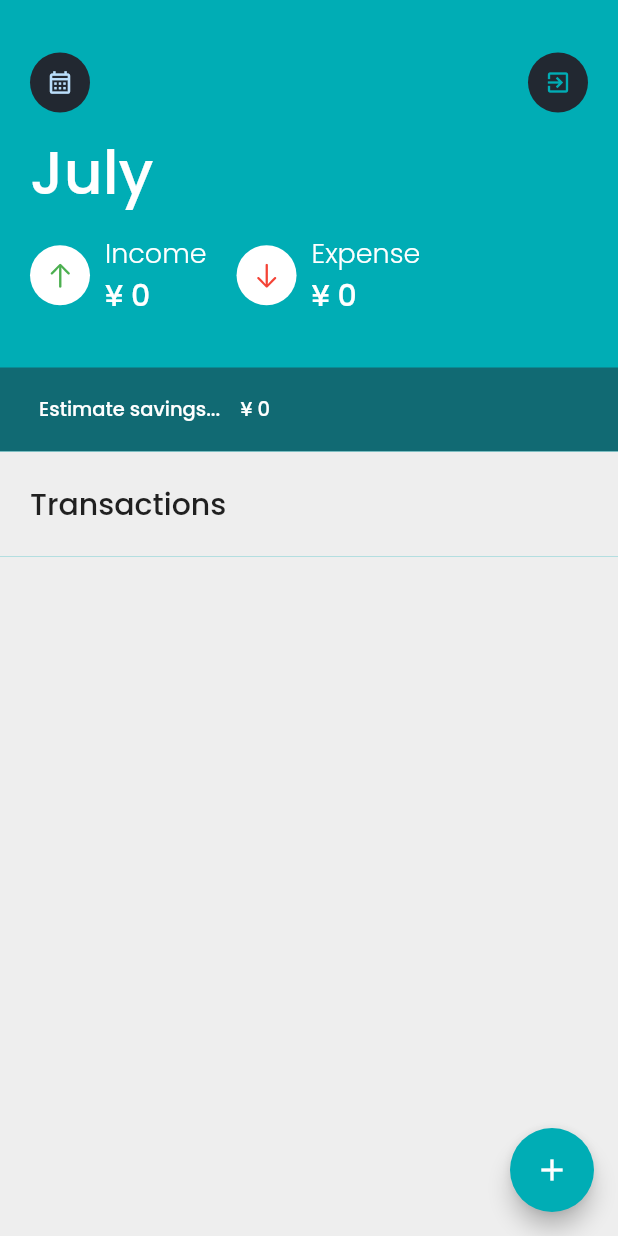
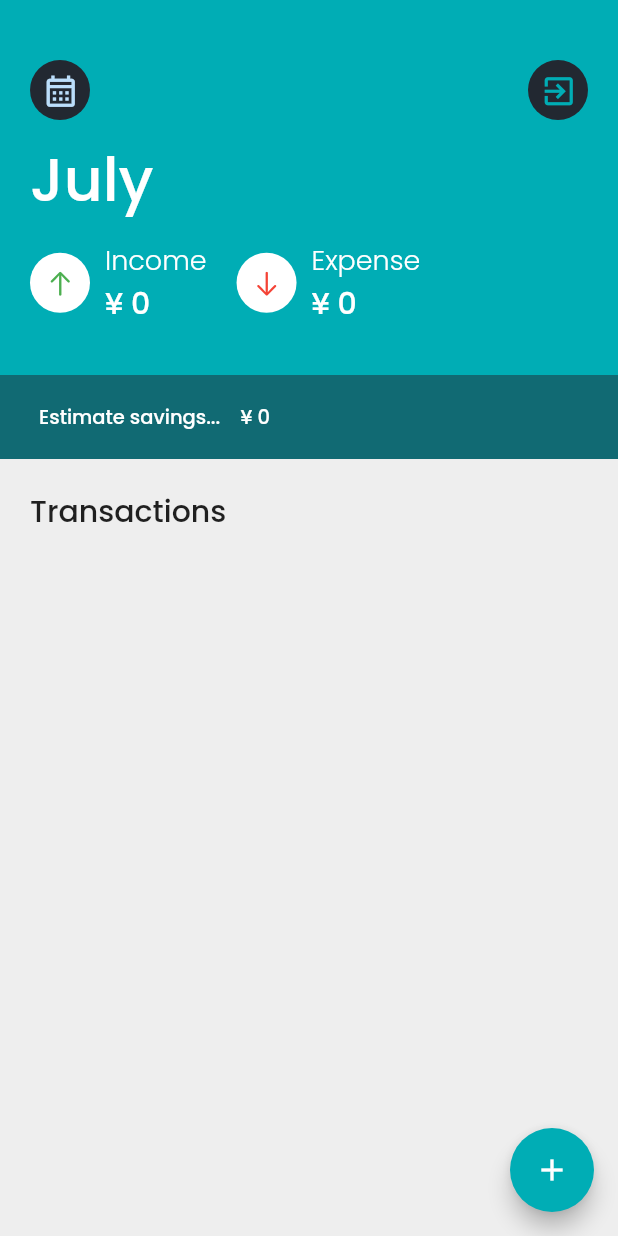
Before and after one commit to AungMyoMin196/expense-tracker, a Flutter app: the screen it shows once a user with an empty profile is signed in, on a phone screen of 412 x 824 dp. Run offline on Flutter 3.47's test engine with Material 2 defaults, Android fonts, the phone set to English and light mode, and no system bars; drawn by our look-alikes of flip_card; our stand-ins replace bloc, cloud_firestore, equatable, firebase_auth, firebase_core, firebase_crashlytics and 6 more; accounts and stored records are empty; network calls fail.

Commit message:
prepare for release

```diff
--- a/lib/app/ui/screens/pages/home_page.dart
+++ b/lib/app/ui/screens/pages/home_page.dart
@@ -102,7 +102,7 @@ class _HomePageState extends State<HomePage> {
             children: <Widget>[
               Container(
                 padding:
-                    const EdgeInsets.only(top: 35.0, left: 20.0, right: 20.0),
+                    const EdgeInsets.only(top: 40.0, left: 20.0, right: 20.0),
                 child: Column(
                   crossAxisAlignment: CrossAxisAlignment.start,
                   children: <Widget>[
@@ -116,7 +116,7 @@ class _HomePageState extends State<HomePage> {
                             onPressed: _selectDate,
                             icon: const Icon(
                               Icons.calendar_month_outlined,
-                              size: 18.0,
+                              size: 25.0,
                             ),
                           ),
                         ),
@@ -132,7 +132,7 @@ class _HomePageState extends State<HomePage> {
                             icon: const Icon(
                               Icons.exit_to_app_outlined,
                               color: AppTheme.primaryColor,
-                              size: 18.0,
+                              size: 25.0,
                             ),
                           ),
                         ),
--- a/lib/app/ui/widgets/features/flip_card_view.dart
+++ b/lib/app/ui/widgets/features/flip_card_view.dart
@@ -53,14 +53,14 @@ class _FlipCardViewState extends State<FlipCardView> {
               color: category.color,
               title: value.toStringAsFixed(1) + '%',
               titleStyle: const TextStyle(
-                fontSize: 11.0,
+                fontSize: 12.0,
               ),
               badgeWidget: CircleAvatar(
                 backgroundColor: Colors.white,
-                radius: 17,
+                radius: 18,
                 child: Icon(
                   category.icon,
-                  size: 17.0,
+                  size: 18.0,
                   color: category.color,
                 ),
               ),
--- a/pubspec.yaml
+++ b/pubspec.yaml
@@ -71,6 +71,7 @@ flutter:
   # To add assets to your application, add an assets section, like this:
   assets:
     - assets/images/
+    - assets/logo/
 
   # An image asset can refer to one or more resolution-specific "variants", see
   # https://flutter.dev/assets-and-images/#resolution-aware.
```
Also changed, not shown: assets/images/feature.png (added), assets/logo/app_logo.png (added), 31 other files.
